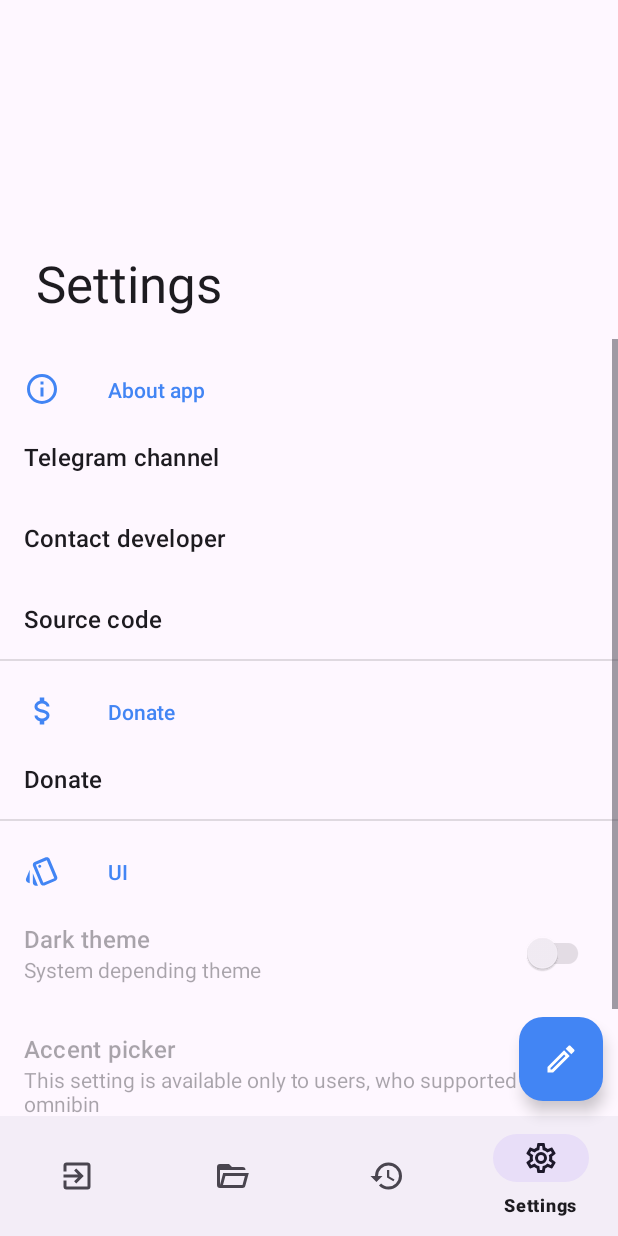
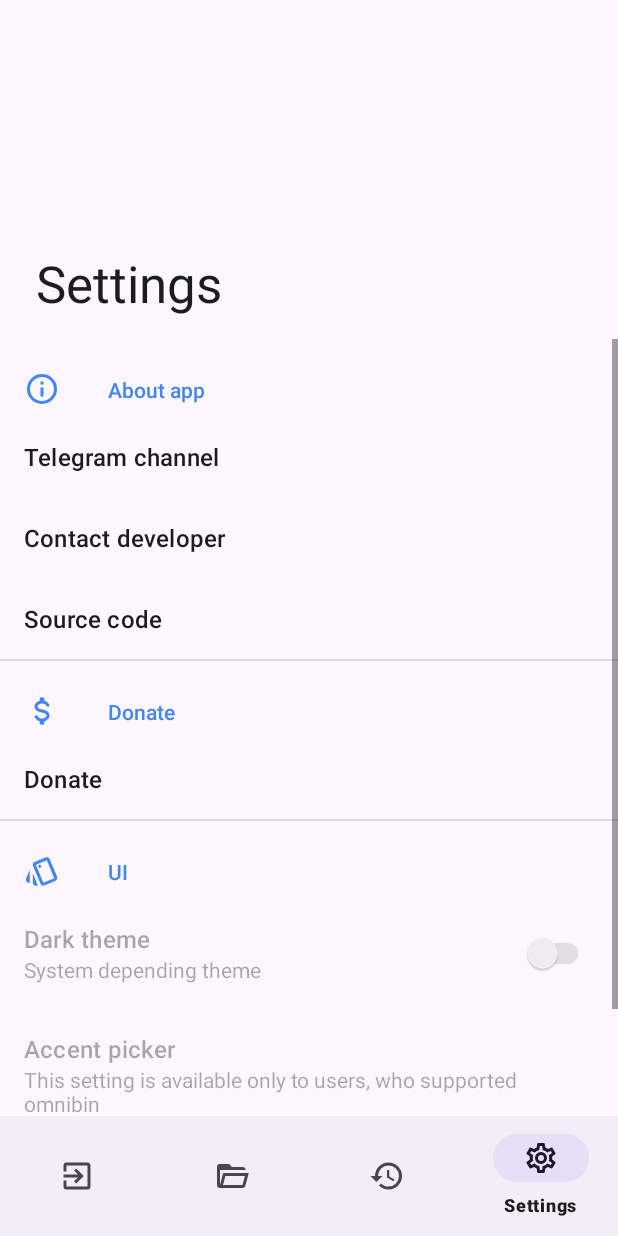
Before and after one commit to vaginessa/omnibin, an Android app: the screen it shows after launch (MainActivity), item 4 of the bottom bar chosen, on a phone screen of 412 x 824 dp. Run offline under Robolectric (Android 15) with nearby library versions, the phone set to English and light mode, and no system bars; our stand-ins replace Room's generated code, androidx.preference; libraries missing offline, so code that uses them is left out: com.android.billingclient.

Commit message:
some ux changes

```diff
--- a/app/src/main/java/com/f0x1d/dogbin/adapter/NotesAdapter.java
+++ b/app/src/main/java/com/f0x1d/dogbin/adapter/NotesAdapter.java
@@ -60,6 +60,7 @@ public class NotesAdapter extends RecyclerView.Adapter<NotesAdapter.NoteViewHold
             }
         } else
             mUserDocuments.addAll(userDocuments);
+        notifyDataSetChanged();
     }
 
     class NoteViewHolder extends RecyclerView.ViewHolder {
--- a/app/src/main/java/com/f0x1d/dogbin/ui/activity/MainActivity.java
+++ b/app/src/main/java/com/f0x1d/dogbin/ui/activity/MainActivity.java
@@ -50,6 +50,7 @@ public class MainActivity extends BaseActivity<MainViewModel> {
 
         mViewModel.getEventsData().observe(this, event -> {
             if (event.isConsumed()) return;
+
             if (event.type().equals(MainViewModel.EVENT_VIEW_TEXT)) {
                 Pair<Uri, Boolean> data = event.consume();
 
@@ -71,6 +72,8 @@ public class MainActivity extends BaseActivity<MainViewModel> {
         if (savedInstanceState == null)
             mViewModel.processIntent(getIntent(), false);
 
+        mViewModel.getPublishButtonVisibleData().observe(this, isVisible -> mPublishButton.setVisibility(isVisible ? View.VISIBLE : View.GONE));
+
         setupBottomNavigation(savedInstanceState);
         mPublishButton.setOnClickListener(v -> startActivity(new Intent(this, TextEditActivity.class)));
     }
@@ -89,6 +92,9 @@ public class MainActivity extends BaseActivity<MainViewModel> {
 
     private void setupBottomNavigation(Bundle savedInstanceState) {
         mBottomNavigation.setOnItemSelectedListener(item -> {
+            mViewModel.setCurrentTab(item.getItemId());
+            mPublishButton.setVisibility(item.getItemId() == R.id.settings_navigation ? View.GONE : View.VISIBLE);
+
             Folder defaultFolderData = mViewModel.getDefaultFolderData().getValue();
 
             switch (item.getItemId()) {
--- a/app/src/main/java/com/f0x1d/dogbin/ui/fragment/NotesFragment.java
+++ b/app/src/main/java/com/f0x1d/dogbin/ui/fragment/NotesFragment.java
@@ -83,7 +83,6 @@ public class NotesFragment extends BaseFragment<NotesViewModel> {
                 return;
 
             mAdapter.setNotes(notes, false);
-            mAdapter.notifyDataSetChanged();
         });
 
         mRefreshLayout.setOnRefreshListener(mViewModel::load);
--- a/app/src/main/java/com/f0x1d/dogbin/viewmodel/MainViewModel.java
+++ b/app/src/main/java/com/f0x1d/dogbin/viewmodel/MainViewModel.java
@@ -5,12 +5,14 @@ import android.content.Intent;
 import android.net.Uri;
 import android.util.Pair;
 
+import androidx.annotation.IdRes;
 import androidx.annotation.NonNull;
 import androidx.lifecycle.LiveData;
 import androidx.lifecycle.MutableLiveData;
 
 import com.f0x1d.dmsdk.model.Folder;
 import com.f0x1d.dogbin.App;
+import com.f0x1d.dogbin.R;
 import com.f0x1d.dogbin.ui.activity.text.TextViewerActivity;
 import com.f0x1d.dogbin.utils.BinServiceUtils;
 import com.f0x1d.dogbin.utils.Event;
@@ -30,6 +32,8 @@ public class MainViewModel extends BaseViewModel {
     private final MutableLiveData<Boolean> mLoggedInData = new MutableLiveData<>();
     private final MutableLiveData<Boolean> mShowFoldersItemData = new MutableLiveData<>();
     private final MutableLiveData<Folder> mDefaultFolderData = new MutableLiveData<>();
+
+    private final MutableLiveData<Boolean> mPublishButtonVisibleData = new MutableLiveData<>(true);
 
     public MainViewModel(@NonNull Application application) {
         super(application);
@@ -68,6 +72,10 @@ public class MainViewModel extends BaseViewModel {
         return new Event(EVENT_VIEW_TEXT, new Pair<>(uri, recreate));
     }
 
+    public void setCurrentTab(@IdRes int itemId) {
+        mPublishButtonVisibleData.setValue(itemId != R.id.settings_navigation);
+    }
+
     public LiveData<Boolean> getLoggedInData() {
         return mLoggedInData;
     }
@@ -79,4 +87,8 @@ public class MainViewModel extends BaseViewModel {
     public LiveData<Folder> getDefaultFolderData() {
         return mDefaultFolderData;
     }
+
+    public LiveData<Boolean> getPublishButtonVisibleData() {
+        return mPublishButtonVisibleData;
+    }
 }
--- a/app/src/main/res/layout/activity_text_edit.xml
+++ b/app/src/main/res/layout/activity_text_edit.xml
@@ -41,6 +41,7 @@
         android:layout_width="0dp"
         android:layout_height="0dp"
         android:layout_marginTop="10dp"
+        android:layout_marginStart="3dp"
         app:ke_editor_backgroundColor="?android:windowBackground"
         app:ke_editor_maxZoom="10.0"
         app:ke_lineNumbers_backgroundColor="?android:windowBackground"
```
